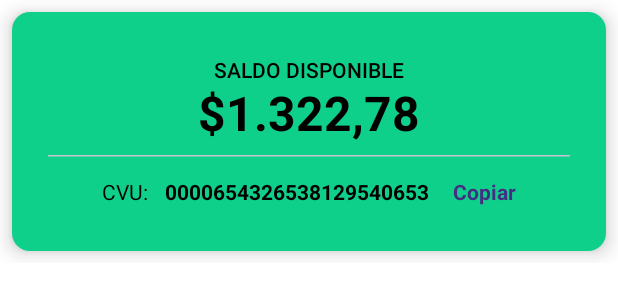
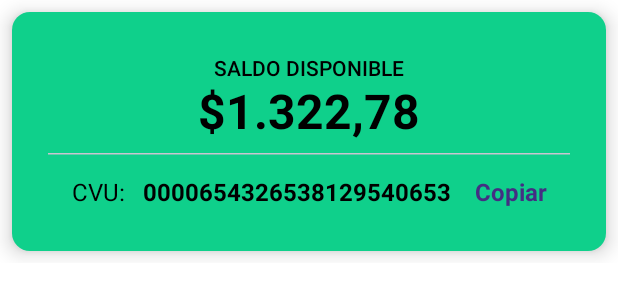
Before and after one commit to AlexLangman/Tp3Parcial, an Android app built with Jetpack Compose: the @Preview function myAccountCardPreview, on a phone screen of 412 x 824 dp. Shown: the top 300 px of the screen. Run offline under Robolectric (Android 15) with nearby library versions, the phone set to English and light mode, and no system bars.

Commit message:
fix myAccountCard

```diff
--- a/app/src/main/java/com/example/parcialtp3langmanpoltibohuier/Navigation.kt
+++ b/app/src/main/java/com/example/parcialtp3langmanpoltibohuier/Navigation.kt
@@ -6,10 +6,10 @@ import androidx.navigation.NavHostController
 import androidx.navigation.compose.NavHost
 import androidx.navigation.compose.composable
 import com.example.parcialtp3langmanpoltibohuier.ui.navigation.AppRoutes
-import com.example.parcialtp3langmanpoltibohuier.ui.screens.Home.HomeRoute
-import com.example.parcialtp3langmanpoltibohuier.ui.screens.MyAccount.MyAccountRoute
+import com.example.parcialtp3langmanpoltibohuier.ui.screens.home.HomeRoute
+import com.example.parcialtp3langmanpoltibohuier.ui.screens.myAccount.myAccountRoute
 import com.example.parcialtp3langmanpoltibohuier.ui.screens.MyCard.MyCardRoute
-import com.example.parcialtp3langmanpoltibohuier.ui.screens.ServicePayment.ServicePaymentRoute
+import com.example.parcialtp3langmanpoltibohuier.ui.screens.servicePayment.ServicePaymentRoute
 import com.example.parcialtp3langmanpoltibohuier.ui.screens.SignIn.SignInRoute
 import com.example.parcialtp3langmanpoltibohuier.ui.screens.Splash.SplashRoute
 
@@ -31,7 +31,7 @@ fun Navigation(navController: NavHostController){
             HomeRoute(navController)
         }
         composable(AppRoutes.MY_ACCOUNT){
-            MyAccountRoute(navController)
+            myAccountRoute(navController)
         }
         composable(AppRoutes.MY_CARD){
             MyCardRoute(navController)
--- a/app/src/main/java/com/example/parcialtp3langmanpoltibohuier/ui/components/cards/myAccountCard.kt
+++ b/app/src/main/java/com/example/parcialtp3langmanpoltibohuier/ui/components/cards/myAccountCard.kt
@@ -59,13 +59,22 @@ fun myAccountCard(modifier: Modifier) {
                     .padding(top = SEPARATION_SIZE * 2),
                 horizontalArrangement = Arrangement.SpaceEvenly,
             ) {
-                Text(text = "CVU: ")
+                Text(
+                    text = "CVU: ",
+                    fontSize = 16.sp,
+                    fontWeight = FontWeight.Normal
+                )
                 Text(
                     modifier = Modifier
                         .padding(start = SEPARATION_SIZE, end = SEPARATION_SIZE * 2),
-                    text = "0000654326538129540653", fontWeight = FontWeight.Bold
+                    text = "0000654326538129540653",
+                    fontSize = 16.sp,
+                    fontWeight = FontWeight.Bold
                 )
-                Text(text = "Copiar", fontWeight = FontWeight.Bold, color = Purple1)
+                Text(text = "Copiar",
+                    fontSize = 16.sp,
+                    fontWeight = FontWeight.Bold,
+                    color = Purple1)
             }
         }
     }
--- a/app/src/main/java/com/example/parcialtp3langmanpoltibohuier/ui/components/samples/sampleTransactions.kt
+++ b/app/src/main/java/com/example/parcialtp3langmanpoltibohuier/ui/components/samples/sampleTransactions.kt
@@ -11,7 +11,7 @@ val sampleTransactions = listOf(
         Transaction(LocalDate.of(2020,3,19), TransactionsType.TRANSFERENCIA, 394991, 2000.00),
         Transaction(LocalDate.of(2020,3,19), TransactionsType.PAGO_DE_SERVICIO, 394991, -400.00),
         Transaction(LocalDate.of(2020,3,19), TransactionsType.TRANSFERENCIA, 394991, 1000.00),
-        Transaction(LocalDate.of(2020,3,19), TransactionsType.RECARGA_SUBE, 394991, 100.00),
+        Transaction(LocalDate.of(2020,3,19), TransactionsType.RECARGA_SUBE, 394991, -100.00),
         Transaction(LocalDate.of(2020,3,19), TransactionsType.TRANSFERENCIA, 394991, 1000.00),
         Transaction(LocalDate.of(2020,3,19), TransactionsType.TRANSFERENCIA, 394991, 1000.00),
     )
```
